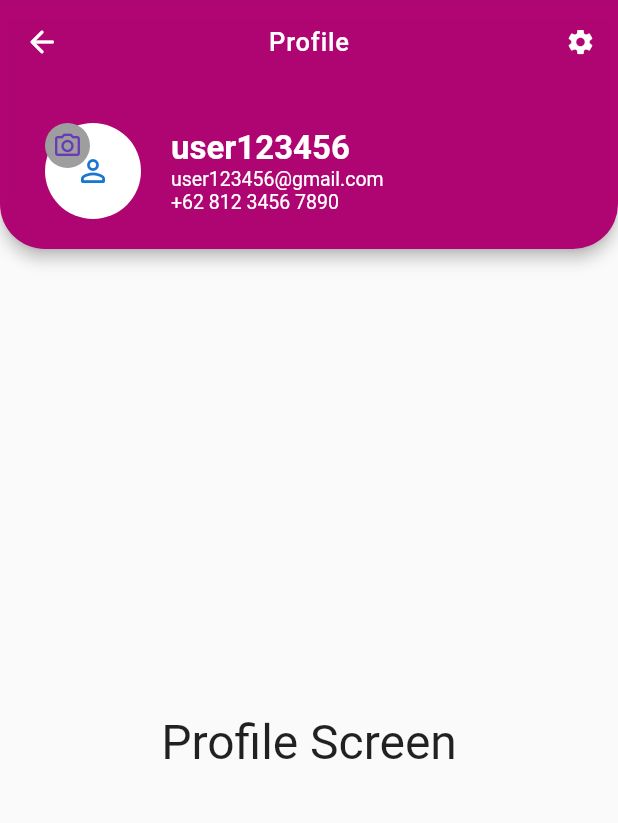
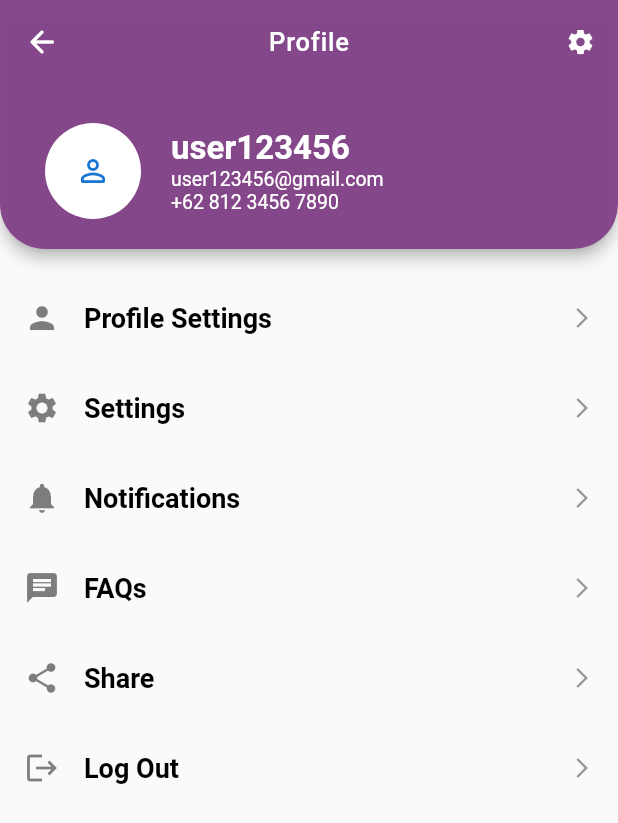
Before and after one commit to IvanoWoii/Project_Kel-4_Mobile, a Flutter app: the Profile screen opened directly, on a phone screen of 412 x 824 dp. Shown: the top 823 px of the screen. Run offline on Flutter 3.47's test engine with Material 2 defaults, Android fonts, the phone set to English and light mode, and no system bars; our stand-ins replace easy_splash_screen, google_fonts.

Commit message:
Update profile.dart

```diff
--- a/lib/page/profile.dart
+++ b/lib/page/profile.dart
@@ -8,14 +8,15 @@ class Profile extends StatefulWidget {
 class _ProfileState extends State<Profile> {
   @override
   Widget build(BuildContext context) {
+    Size size = MediaQuery.of(context).size;
     return Scaffold(
         appBar: AppBar(
-        backgroundColor: Color.fromARGB(250, 175, 1, 113),
+          backgroundColor: Color.fromARGB(249, 131, 69, 137),
           centerTitle: true,
           title: const Text(
             'Profile',
-          style:
-              TextStyle(fontSize: 17, color: Colors.white, letterSpacing: 0.53),
+            style: TextStyle(
+                fontSize: 17, color: Colors.white, letterSpacing: 0.53),
           ),
           shape: const RoundedRectangleBorder(
             borderRadius: BorderRadius.vertical(
@@ -54,19 +55,6 @@ class _ProfileState extends State<Profile> {
                           backgroundColor: Colors.white,
                           child: Icon(Icons.person_outline_rounded),
                         ),
-                      Container(
-                        height: 30,
-                        width: 30,
-                        decoration: const BoxDecoration(
-                            color: Colors.grey,
-                            borderRadius:
-                                BorderRadius.all(Radius.circular(20))),
-                        child: const Icon(
-                          Icons.camera_alt_outlined,
-                          color: Colors.deepPurple,
-                          size: 20,
-                        ),
-                      )
                       ],
                     ),
                     Container(
@@ -102,8 +90,96 @@ class _ProfileState extends State<Profile> {
                 ),
               )),
         ),
-      body: Center(
-        child: Text('Profile Screen', style: TextStyle(fontSize: 32)),
+        body: SingleChildScrollView(
+          child: Container(
+            padding: const EdgeInsets.all(16),
+            height: size.height,
+            width: size.width,
+            child: Column(
+              crossAxisAlignment: CrossAxisAlignment.center,
+              children: [
+                SizedBox(
+                  height: size.height * .7,
+                  width: size.width,
+                  child: Column(
+                    crossAxisAlignment: CrossAxisAlignment.center,
+                    children: const [
+                      ProfileWidget(
+                        icon: Icons.person,
+                        title: 'Profile Settings',
+                      ),
+                      ProfileWidget(
+                        icon: Icons.settings,
+                        title: 'Settings',
+                      ),
+                      ProfileWidget(
+                        icon: Icons.notifications,
+                        title: 'Notifications',
+                      ),
+                      ProfileWidget(
+                        icon: Icons.chat,
+                        title: 'FAQs',
+                      ),
+                      ProfileWidget(
+                        icon: Icons.share,
+                        title: 'Share',
+                      ),
+                      ProfileWidget(
+                        icon: Icons.logout,
+                        title: 'Log Out',
+                      ),
+                    ],
+                  ),
+                ),
+              ],
+            ),
+          ),
+        ));
+  }
+}
+
+class ProfileWidget extends StatelessWidget {
+  final IconData icon;
+  final String title;
+  const ProfileWidget({
+    Key? key,
+    required this.icon,
+    required this.title,
+  }) : super(key: key);
+
+  @override
+  Widget build(BuildContext context) {
+    return Container(
+      padding: const EdgeInsets.symmetric(vertical: 18),
+      child: Row(
+        mainAxisAlignment: MainAxisAlignment.spaceBetween,
+        children: [
+          Row(
+            children: [
+              Icon(
+                icon,
+                color: Colors.black.withOpacity(.5),
+                size: 24,
+              ),
+              const SizedBox(
+                width: 16,
+              ),
+              Text(
+                title,
+                style: TextStyle(
+                  color: Colors.black,
+                  fontSize: 18,
+                  fontWeight: FontWeight.w600,
+                ),
+              ),
+            ],
+          ),
+          Icon(
+            Icons.arrow_forward_ios,
+            color: Colors.black.withOpacity(.4),
+            size: 16,
+          )
+        ],
       ),
     );
   }
```
Lines whose indentation alone changed are shown as unchanged.
